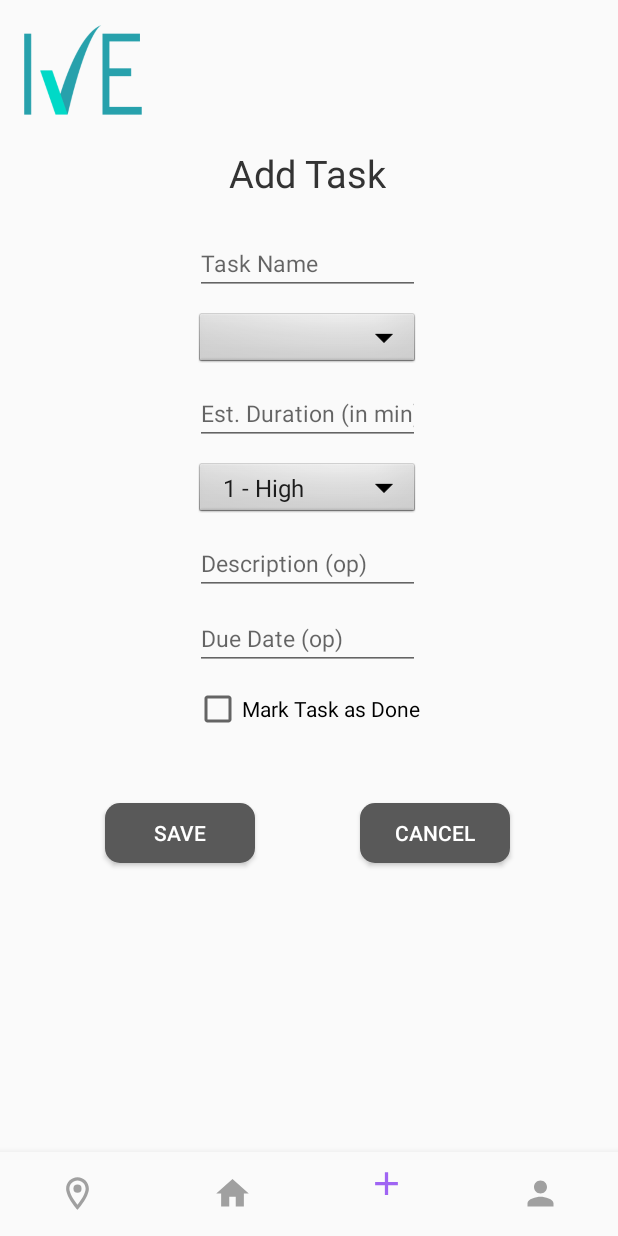
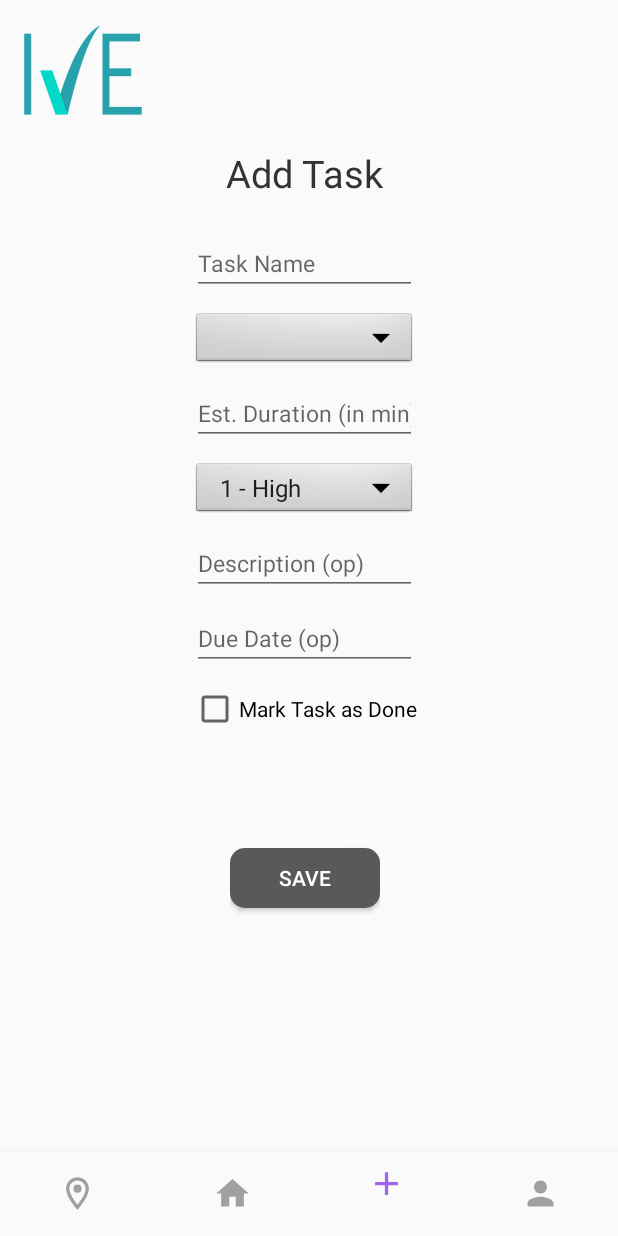
Before and after one commit to AndreyRichman/IVE, an Android app: the AddTaskFragment screen opened through its navigation route, on a phone screen of 412 x 824 dp. Run offline under Robolectric (Android 15) with nearby library versions, the phone set to English and light mode, and no system bars; our stand-ins replace Firebase (no records; nobody signed in at launch, a user with empty details on screens opened directly), navigation-ui; Roboto replaces fonts that are not available here; 1 statement that could not run was skipped.

Commit message:
Changed buttons again

```diff
--- a/app/src/main/java/com/mta/ive/pages/delete/AllTasksActivity.java
+++ b/app/src/main/java/com/mta/ive/pages/delete/AllTasksActivity.java
@@ -36,7 +36,7 @@ public class AllTasksActivity extends AppCompatActivity {
     @Override
     protected void onCreate(Bundle savedInstanceState) {
         super.onCreate(savedInstanceState);
-        setContentView(R.layout.fragment_tasks_by_location2);
+        setContentView(R.layout.fragment_tasks_by_location);
 
 
         tasksRecList = findViewById(R.id.tasksRecycleList);
--- a/app/src/main/java/com/mta/ive/pages/home/addtask/AddTaskFragment.java
+++ b/app/src/main/java/com/mta/ive/pages/home/addtask/AddTaskFragment.java
@@ -30,7 +30,7 @@ public class AddTaskFragment extends Fragment {
     public View onCreateView(@NonNull LayoutInflater inflater,
                              ViewGroup container, Bundle savedInstanceState) {
 
-        View view = inflater.inflate(R.layout.fragment_task_add, container, false);
+        View view = inflater.inflate(R.layout.fragment_add_task, container, false);
         nameTextField = view.findViewById(R.id.task_name);
         duration = view.findViewById(R.id.duration);
         descriptionTextField = view.findViewById(R.id.description);
@@ -66,6 +66,6 @@ public class AddTaskFragment extends Fragment {
         });
 
 
-        return view;//inflater.inflate(R.layout.fragment_task_add, container, false);
+        return view;//inflater.inflate(R.layout.fragment_add_task, container, false);
     }
 }
--- a/app/src/main/java/com/mta/ive/pages/home/addtask/EditExistingTaskActivity.java
+++ b/app/src/main/java/com/mta/ive/pages/home/addtask/EditExistingTaskActivity.java
@@ -18,7 +18,6 @@ import com.google.firebase.database.ValueEventListener;
 import com.mta.ive.R;
 import com.mta.ive.logic.LogicHandler;
 import com.mta.ive.logic.task.Task;
-import com.mta.ive.pages.home.HomeActivity;
 
 public class EditExistingTaskActivity extends AppCompatActivity {
 
@@ -31,7 +30,7 @@ public class EditExistingTaskActivity extends AppCompatActivity {
     @Override
     protected void onCreate(Bundle savedInstanceState) {
         super.onCreate(savedInstanceState);
-        setContentView(R.layout.activity_edit_existing_task2);
+        setContentView(R.layout.activity_edit_task);
 
         taskName = findViewById(R.id.task_name);
         taskDescription = findViewById(R.id.description);
--- a/app/src/main/java/com/mta/ive/pages/home/tasksbylocation/TasksByLocationFragment.java
+++ b/app/src/main/java/com/mta/ive/pages/home/tasksbylocation/TasksByLocationFragment.java
@@ -41,7 +41,7 @@ public class TasksByLocationFragment extends Fragment {
                              ViewGroup container, Bundle savedInstanceState) {
 
         tasksList = new ArrayList<>();
-        View view = inflater.inflate(R.layout.fragment_tasks_by_location2, container, false);
+        View view = inflater.inflate(R.layout.fragment_tasks_by_location, container, false);
         tasksRecList = view.findViewById(R.id.tasksRecycleList);
         tasksRecList.setLayoutManager(new LinearLayoutManager(view.getContext()));
 //        tasksRecList.setAdapter(new TasksAdapter(view.getContext(), tasksList));
--- a/app/src/main/res/layout/fragment_task_add2.xml
+++ b/app/src/main/res/layout/fragment_add_task.xml
@@ -41,7 +41,7 @@
     <androidx.constraintlayout.widget.ConstraintLayout
         android:id="@+id/page_fields"
         android:layout_width="406dp"
-        android:layout_height="370dp"
+        android:layout_height="400dp"
         android:layout_marginTop="8dp"
         app:layout_constraintEnd_toEndOf="parent"
         app:layout_constraintHorizontal_bias="0.428"
@@ -93,6 +93,7 @@
             android:layout_height="40dp"
             android:layout_marginTop="10dp"
             android:background="@android:drawable/btn_dropdown"
+            android:entries="@array/urgency_list"
             android:spinnerMode="dropdown"
             app:layout_constraintEnd_toEndOf="parent"
             app:layout_constraintStart_toStartOf="parent"
@@ -140,37 +141,25 @@
 
     <LinearLayout
         android:id="@+id/buttons"
+        android:layout_width="match_parent"
+        android:layout_height="90dp"
         android:layout_marginBottom="40dp"
-        android:gravity="center_vertical"
+        android:gravity="center"
         android:orientation="horizontal"
         app:layout_constraintBottom_toBottomOf="parent"
+        app:layout_constraintEnd_toEndOf="parent"
+        app:layout_constraintStart_toStartOf="parent"
         app:layout_constraintTop_toBottomOf="@+id/page_fields"
-        app:layout_constraintVertical_bias="0.0"
-        tools:layout_editor_absoluteX="0dp"
-        xmlns:android="http://schemas.android.com/apk/res/android"
-        android:layout_width="fill_parent"
-        android:layout_height="wrap_content"
-        android:weightSum="2"
-        >
+        app:layout_constraintVertical_bias="0.0">
 
         <Button
             android:id="@+id/save_button"
-            android:layout_width="0dp"
-            android:layout_height="wrap_content"
+            android:layout_width="100dp"
+            android:layout_height="40dp"
+            android:layout_gravity="center"
             android:background="@drawable/rounded_corners"
             android:text="Save"
-            android:textColor="#FFFFFF"
-            android:layout_weight="1"
-            />
-
-        <Button
-            android:id="@+id/cancel_button"
-            android:layout_width="0dp"
-            android:layout_height="wrap_content"
-            android:background="@drawable/rounded_corners"
-            android:text="Cancel"
-            android:textColor="#FFFFFF"
-            android:layout_weight="1"/>
+            android:textColor="#FFFFFF" />
 
     </LinearLayout>
 
--- a/app/src/main/res/layout/fragment_settings.xml
+++ b/app/src/main/res/layout/fragment_settings.xml
@@ -97,8 +97,10 @@
         android:gravity="center_vertical"
         android:orientation="horizontal"
         app:layout_constraintBottom_toBottomOf="parent"
+        app:layout_constraintEnd_toEndOf="parent"
+        app:layout_constraintStart_toStartOf="parent"
         app:layout_constraintTop_toBottomOf="@+id/page_fields"
-        tools:layout_editor_absoluteX="16dp">
+        app:layout_constraintVertical_bias="0.0">
 
         <Space
             android:layout_width="0dp"
--- a/app/src/main/res/layout/fragment_task_add.xml
+++ /dev/null
@@ -1,188 +0,0 @@
-<?xml version="1.0" encoding="utf-8"?>
-<androidx.constraintlayout.widget.ConstraintLayout
-    xmlns:android="http://schemas.android.com/apk/res/android"
-    xmlns:app="http://schemas.android.com/apk/res-auto"
-    xmlns:tools="http://schemas.android.com/tools"
-    android:layout_width="match_parent"
-    android:layout_height="match_parent">
-
-    <LinearLayout
-        android:id="@+id/linear_logo"
-        android:layout_width="match_parent"
-        android:layout_height="90dp"
-        android:orientation="horizontal"
-        app:layout_constraintTop_toTopOf="parent">
-
-        <ImageView
-            android:id="@+id/imageView2"
-            android:layout_width="80dp"
-            android:layout_height="80dp"
-            android:layout_marginStart="15dp"
-            android:layout_marginTop="8dp"
-            app:layout_constraintEnd_toEndOf="parent"
-            app:layout_constraintHorizontal_bias="0.057"
-            app:layout_constraintStart_toStartOf="parent"
-            app:layout_constraintTop_toTopOf="parent"
-            app:srcCompat="@drawable/turkiz200" />
-    </LinearLayout>
-
-    <TextView
-        android:id="@+id/text_edit_header"
-        android:layout_width="wrap_content"
-        android:layout_height="wrap_content"
-        android:layout_marginTop="8dp"
-        android:text="Add Task"
-        android:textColor="#333333"
-        android:textSize="25dp"
-        app:layout_constraintEnd_toEndOf="parent"
-        app:layout_constraintStart_toStartOf="parent"
-        app:layout_constraintTop_toBottomOf="@+id/linear_logo" />
-
-    <androidx.constraintlayout.widget.ConstraintLayout
-        android:id="@+id/page_fields"
-        android:layout_width="406dp"
-        android:layout_height="370dp"
-        android:layout_marginTop="8dp"
-        app:layout_constraintEnd_toEndOf="parent"
-        app:layout_constraintHorizontal_bias="0.428"
-        app:layout_constraintStart_toStartOf="parent"
-        app:layout_constraintTop_toBottomOf="@+id/text_edit_header">
-
-        <EditText
-            android:id="@+id/task_name"
-            android:layout_width="150dp"
-            android:layout_height="40dp"
-            android:layout_marginTop="16dp"
-            android:ems="10"
-            android:hint="Task Name"
-            android:inputType="textPersonName"
-            android:textSize="15dp"
-            app:layout_constraintEnd_toEndOf="parent"
-            app:layout_constraintStart_toStartOf="parent"
-            app:layout_constraintTop_toTopOf="parent" />
-
-
-        <Spinner
-            android:id="@+id/task_location"
-            android:layout_width="150dp"
-            android:layout_height="40dp"
-            android:layout_marginTop="10dp"
-            android:background="@android:drawable/btn_dropdown"
-
-            android:spinnerMode="dropdown"
-            app:layout_constraintEnd_toEndOf="parent"
-            app:layout_constraintStart_toStartOf="parent"
-            app:layout_constraintTop_toBottomOf="@+id/task_name" />
-
-        <EditText
-            android:id="@+id/duration"
-            android:layout_width="150dp"
-            android:layout_height="40dp"
-            android:layout_marginTop="10dp"
-            android:ems="10"
-            android:hint="Est. Duration (in min)"
-            android:inputType="number"
-            android:textSize="15dp"
-            app:layout_constraintEnd_toEndOf="parent"
-            app:layout_constraintStart_toStartOf="parent"
-            app:layout_constraintTop_toBottomOf="@+id/task_location" />
-
-        <Spinner
-            android:id="@+id/urgency"
-            android:layout_width="150dp"
-            android:layout_height="40dp"
-            android:layout_marginTop="10dp"
-            android:background="@android:drawable/btn_dropdown"
-            android:spinnerMode="dropdown"
-            app:layout_constraintEnd_toEndOf="parent"
-            app:layout_constraintStart_toStartOf="parent"
-            app:layout_constraintTop_toBottomOf="@+id/duration"
-            android:entries="@array/urgency_list" />
-
-        <EditText
-            android:id="@+id/description"
-            android:layout_width="150dp"
-            android:layout_height="40dp"
-            android:layout_marginTop="10dp"
-            android:ems="10"
-            android:hint="Description (op)"
-            android:inputType="textPersonName"
-            android:textSize="15dp"
-            app:layout_constraintEnd_toEndOf="parent"
-            app:layout_constraintStart_toStartOf="parent"
-            app:layout_constraintTop_toBottomOf="@+id/urgency" />
-
-        <EditText
-            android:id="@+id/editTextDate"
-            android:layout_width="150dp"
-            android:layout_height="40dp"
-            android:layout_marginTop="10dp"
-            android:ems="10"
-            android:hint="Due Date (op)"
-            android:inputType="date"
-            android:textSize="15dp"
-            app:layout_constraintEnd_toEndOf="parent"
-            app:layout_constraintStart_toStartOf="parent"
-            app:layout_constraintTop_toBottomOf="@+id/description" />
-
-        <CheckBox
-            android:id="@+id/checkBox"
-            android:layout_width="wrap_content"
-            android:layout_height="wrap_content"
-            android:layout_marginTop="10dp"
-            android:text="Mark Task as Done"
-            android:textSize="14dp"
-            app:layout_constraintEnd_toEndOf="parent"
-            app:layout_constraintHorizontal_bias="0.498"
-            app:layout_constraintStart_toStartOf="parent"
-            app:layout_constraintTop_toBottomOf="@+id/editTextDate" />
-
-    </androidx.constraintlayout.widget.ConstraintLayout>
-
-    <LinearLayout
-        android:id="@+id/buttons"
-        android:layout_width="match_parent"
-        android:layout_height="90dp"
-        android:layout_marginBottom="40dp"
-        android:gravity="center_vertical"
-        android:orientation="horizontal"
-        app:layout_constraintBottom_toBottomOf="parent"
-        app:layout_constraintTop_toBottomOf="@+id/page_fields"
-        app:layout_constraintVertical_bias="0.0"
-        tools:layout_editor_absoluteX="0dp">
-
-        <Space
-            android:layout_width="70dp"
-            android:layout_height="0dp"
-            android:layout_weight="1" />
-
-        <Button
-            android:id="@+id/save_button"
-            android:layout_width="100dp"
-            android:layout_height="40dp"
-            android:background="@drawable/rounded_corners"
-            android:text="Save"
-            android:textColor="#FFFFFF" />
-
-        <Space
-            android:layout_width="70dp"
-            android:layout_height="0dp"
-            android:layout_weight="1"></Space>
-
-        <Button
-            android:id="@+id/cancel_button"
-            android:layout_width="100dp"
-            android:layout_height="40dp"
-            android:background="@drawable/rounded_corners"
-            android:text="Cancel"
-            android:textColor="#FFFFFF" />
-
-        <Space
-            android:layout_width="70dp"
-            android:layout_height="0dp"
-            android:layout_weight="1"></Space>
-
-    </LinearLayout>
-
-
-</androidx.constraintlayout.widget.ConstraintLayout>
--- a/app/src/main/res/navigation/mobile_navigation.xml
+++ b/app/src/main/res/navigation/mobile_navigation.xml
@@ -9,7 +9,7 @@
         android:id="@+id/navigation_location"
         android:name="com.mta.ive.pages.home.tasksbylocation.TasksByLocationFragment"
         android:label="@string/title_location"
-        tools:layout="@layout/fragment_tasks_by_location2" />
+        tools:layout="@layout/fragment_tasks_by_location" />
 
     <fragment
         android:id="@+id/navigation_home"
```
Also changed, not shown: app/src/main/res/layout/activity_edit_task.xml (renamed from app/src/main/res/layout/activity_edit_existing_task2.xml, +3 -16 lines), app/src/main/res/layout/delete_fragment_tasks_by_location.xml (added, +84 -0 lines), app/src/main/res/layout/fragment_app_settings.xml (+2 -14 lines), app/src/main/res/layout/fragment_manage_locations.xml (renamed from app/src/main/res/layout/fragment_tasks_by_location2.xml, +34 -13 lines), app/src/main/res/layout/fragment_persoal_settings.xml (+3 -15 lines), app/src/main/res/layout/fragment_tasks_by_location.xml (+65 -50 lines), app/src/main/res/layout/delete_activity_edit_existing_task.xml (renamed from app/src/main/res/layout/activity_edit_existing_task.xml).
